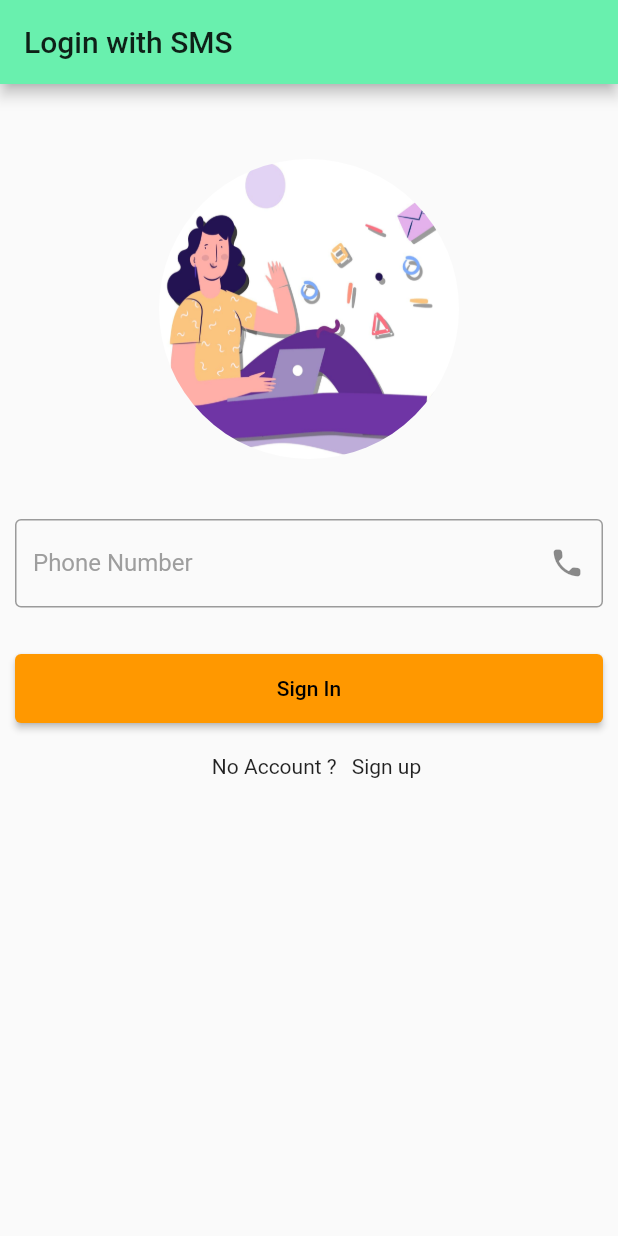
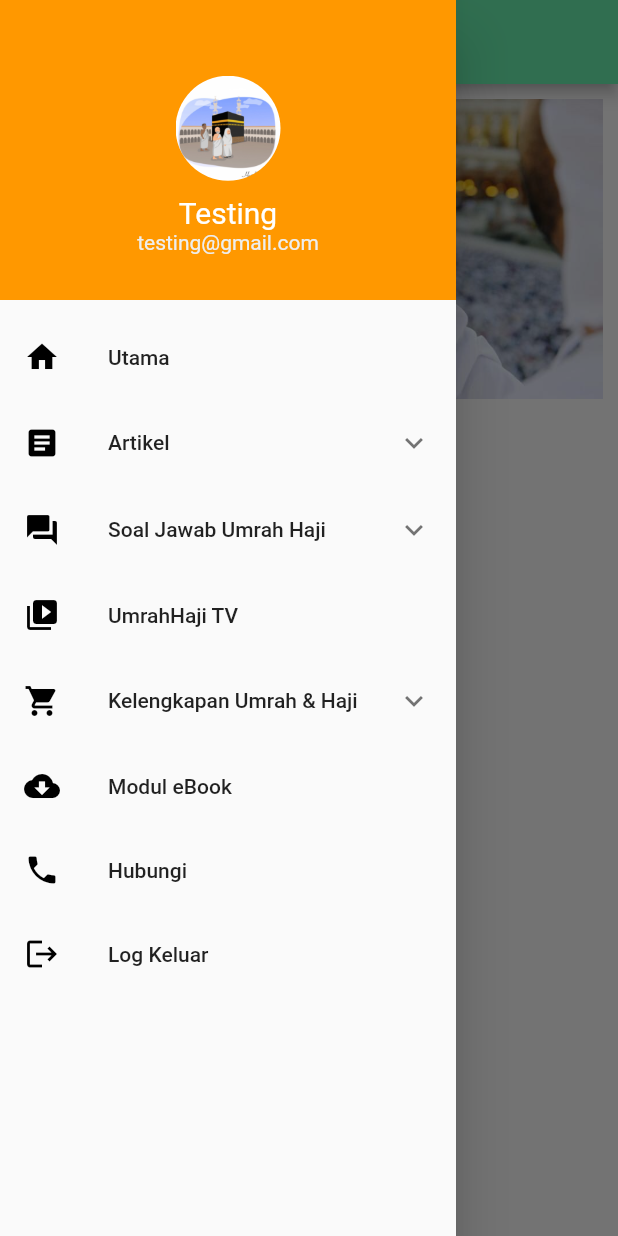
Before and after one commit to nurulalieyah98/umrahhaji, a Flutter app: the screen it shows after launch, with the side drawer open (before the commit the screen has no drawer), on a phone screen of 412 x 824 dp. Run offline on Flutter 3.47's test engine with Material 2 defaults, Android fonts, the light colour scheme and no system bars; drawn by our look-alikes of carousel_pro; our stand-ins replace cloud_firestore, firebase_auth, firebase_core, font_awesome_flutter, google_sign_in; accounts and stored records are empty.

Commit message:
homepage and navigation

```diff
--- a/lib/main.dart
+++ b/lib/main.dart
@@ -1,8 +1,71 @@
-import 'package:firebase_auth/firebase_auth.dart';
+// import 'package:firebase_auth/firebase_auth.dart';
+// import 'package:firebase_core/firebase_core.dart';
+// import 'package:flutter/material.dart';
+// import 'package:umrahhaji/otp/screen/login_screen.dart';
+// import 'package:umrahhaji/otp/screen/user_profile.dart';
+
+// void main() async {
+//   WidgetsFlutterBinding.ensureInitialized();
+//   await Firebase.initializeApp();
+//   runApp(MyApp());
+// }
+
+// class MyApp extends StatelessWidget {
+//   // This widget is the root of your application.
+//   @override
+//   Widget build(BuildContext context) {
+//     return MaterialApp(
+//         title: 'Umrah Haji',
+//         theme: ThemeData(
+//           primaryColor: Colors.greenAccent,
+//           primarySwatch: Colors.orange,
+//           inputDecorationTheme:
+//               InputDecorationTheme(labelStyle: TextStyle(color: Colors.grey)),
+//           backgroundColor: Colors.white,
+//           visualDensity: VisualDensity.adaptivePlatformDensity,
+//         ),
+//         debugShowCheckedModeBanner: false,
+//         home: InitializerWidget());
+//   }
+// }
+
+// class InitializerWidget extends StatefulWidget {
+//   @override
+//   _InitializerWidgetState createState() => _InitializerWidgetState();
+// }
+
+// class _InitializerWidgetState extends State<InitializerWidget> {
+//   FirebaseAuth _auth;
+
+//   User _user;
+
+//   bool isLoading = true;
+
+//   @override
+//   void initState() {
+//     super.initState();
+//     _auth = FirebaseAuth.instance;
+//     _user = _auth.currentUser;
+//     isLoading = false;
+//   }
+
+//   @override
+//   Widget build(BuildContext context) {
+//     return isLoading
+//         ? Scaffold(
+//             body: Center(
+//               child: CircularProgressIndicator(),
+//             ),
+//           )
+//         : _user == null
+//             ? LoginScreen()
+//             : UserProfile();
+//   }
+// }
+
 import 'package:firebase_core/firebase_core.dart';
 import 'package:flutter/material.dart';
-import 'package:umrahhaji/otp/screen/login_screen.dart';
-import 'package:umrahhaji/otp/screen/user_profile.dart';
+import 'package:umrahhaji/pages/home/home_page.dart';
 
 void main() async {
   WidgetsFlutterBinding.ensureInitialized();
@@ -25,63 +88,6 @@ class MyApp extends StatelessWidget {
           visualDensity: VisualDensity.adaptivePlatformDensity,
         ),
         debugShowCheckedModeBanner: false,
-        home: InitializerWidget());
+        home: HomePage());
   }
 }
-
-class InitializerWidget extends StatefulWidget {
-  @override
-  _InitializerWidgetState createState() => _InitializerWidgetState();
-}
-
-class _InitializerWidgetState extends State<InitializerWidget> {
-  FirebaseAuth _auth;
-
-  User _user;
-
-  bool isLoading = true;
-
-  @override
-  void initState() {
-    super.initState();
-    _auth = FirebaseAuth.instance;
-    _user = _auth.currentUser;
-    isLoading = false;
-  }
-
-  @override
-  Widget build(BuildContext context) {
-    return isLoading
-        ? Scaffold(
-            body: Center(
-              child: CircularProgressIndicator(),
-            ),
-          )
-        : _user == null
-            ? LoginScreen()
-            : UserProfile();
-  }
-}
-
-// import 'package:flutter/material.dart';
-// import 'package:umrahhaji/google/page/home_page.dart';
-// import 'package:firebase_core/firebase_core.dart';
-
-// Future main() async {
-//   WidgetsFlutterBinding.ensureInitialized();
-//   await Firebase.initializeApp();
-
-//   runApp(MyApp());
-// }
-
-// class MyApp extends StatelessWidget {
-//   static final String title = 'Google SignIn';
-
-//   @override
-//   Widget build(BuildContext context) => MaterialApp(
-//         debugShowCheckedModeBanner: false,
-//         title: title,
-//         theme: ThemeData(primarySwatch: Colors.deepOrange),
-//         home: HomePage(),
-//       );
-// }
--- a/lib/otp/screen/user_profile.dart
+++ b/lib/otp/screen/user_profile.dart
@@ -74,6 +74,9 @@ class _UserProfileState extends State<UserProfile> {
                     //     ' uid:' +
                     //     (_auth.currentUser.uid != null ? _auth.currentUser.uid : '') +
                     //     ')'),
+                    SizedBox(
+                      height: 10.0,
+                    ),
                     ElevatedButton(
                         onPressed: () => {
                               //sign out
--- /dev/null
+++ b/lib/pages/favourite_page.dart
@@ -0,0 +1,12 @@
+import 'package:flutter/material.dart';
+
+//testing
+class FavouritesPage extends StatelessWidget {
+  @override
+  Widget build(BuildContext context) => Scaffold(
+        appBar: AppBar(
+          title: Text('Favourites'),
+          centerTitle: true,
+        ),
+      );
+}
--- /dev/null
+++ b/lib/pages/home/home_page.dart
@@ -0,0 +1,110 @@
+// import 'package:carousel_pro/carousel_pro.dart';
+// import 'package:flutter/material.dart';
+// import 'package:umrahhaji/widget/navigation_drawer_widget.dart';
+
+// class HomePage extends StatefulWidget {
+//   @override
+//   _HomePageState createState() => _HomePageState();
+// }
+
+// class _HomePageState extends State<HomePage> {
+//   Widget build(BuildContext context) {
+//     return Scaffold(
+//       appBar: AppBar(
+//         title: Text("Umrah Haji"),
+//       ),
+//       //Now we are going to open a new file
+//       // where we will create the layout of the Drawer
+//       drawer: Drawer(
+//         child: NavigationDrawer(),
+//       ),
+//       body: ListView(
+//         children: [
+//           SizedBox(
+//             height: 200.0,
+//             width: double.infinity,
+//             child: Carousel(
+//               autoplay: true,
+//               animationCurve: Curves.ease,
+//               dotSize: 4.0,
+//               dotSpacing: 15.0,
+//               dotColor: Colors.greenAccent,
+//               indicatorBgPadding: 5.0,
+//               dotBgColor: Colors.transparent,
+//               dotVerticalPadding: 5.0,
+//               animationDuration: Duration(milliseconds: 5000),
+//               images: [
+//                 Image.asset('assets/images/1.jpg', fit: BoxFit.cover),
+//                 Image.asset('assets/images/2.jpg', fit: BoxFit.cover),
+//                 Image.asset('assets/images/3.jpg', fit: BoxFit.cover),
+//                 Image.asset('assets/images/4.jpg', fit: BoxFit.cover),
+//                 Image.asset('assets/images/5.jpg', fit: BoxFit.cover),
+//                 Image.asset('assets/images/6.jpg', fit: BoxFit.cover),
+//                 Image.asset('assets/images/7.jpg', fit: BoxFit.cover),
+//                 Image.asset('assets/images/8.jpg', fit: BoxFit.cover),
+//               ],
+//             ),
+//           )
+//         ],
+//       ),
+//     );
+//   }
+// }
+
+import 'package:carousel_pro/carousel_pro.dart';
+import 'package:flutter/material.dart';
+import 'package:umrahhaji/widget/navigation_drawer_widget.dart';
+
+class HomePage extends StatefulWidget {
+  @override
+  _HomePageState createState() => _HomePageState();
+}
+
+class _HomePageState extends State<HomePage> {
+  Widget build(BuildContext context) {
+    return Scaffold(
+      appBar: AppBar(
+        title: Text("Umrah Haji"),
+      ),
+      //Now we are going to open a new file
+      // where we will create the layout of the Drawer
+      drawer: Drawer(
+        child: NavigationDrawer(),
+      ),
+      body: Container(
+          decoration: BoxDecoration(
+              borderRadius: BorderRadius.only(
+                  topLeft: Radius.circular(15.0),
+                  topRight: Radius.circular(15.0))),
+          child: Padding(
+            //kalau taknak dia fit dekat phone, kena letak padding
+            padding: const EdgeInsets.all(10.0),
+            child: SizedBox(
+              height: 200.0,
+              width: double.infinity,
+              child: Carousel(
+                autoplay: true,
+                autoplayDuration: Duration(milliseconds: 5000),
+                dotSize: 4.0,
+                dotSpacing: 15.0,
+                dotColor: Colors.greenAccent,
+                indicatorBgPadding: 5.0,
+                dotBgColor: Colors.transparent,
+                dotVerticalPadding: 5.0,
+                animationDuration: Duration(milliseconds: 1000),
+                images: [
+                  Image.asset('assets/images/1.jpg', fit: BoxFit.cover),
+                  Image.asset('assets/images/5.jpg', fit: BoxFit.cover),
+                  Image.asset('assets/images/2.jpg', fit: BoxFit.cover),
+                  Image.asset('assets/images/3.jpg', fit: BoxFit.cover),
+                  Image.asset('assets/images/4.jpg', fit: BoxFit.cover),
+                  Image.asset('assets/images/6.jpg', fit: BoxFit.cover),
+                  Image.asset('assets/images/7.jpg', fit: BoxFit.cover),
+                  Image.asset('assets/images/8.jpg', fit: BoxFit.cover),
+                ],
+              ),
+            ),
+          )),
+    );
+  }
+}
--- /dev/null
+++ b/lib/widget/drawer_header.dart
@@ -0,0 +1,44 @@
+import 'package:flutter/material.dart';
+
+class HeaderDrawer extends StatefulWidget {
+  @override
+  _HeaderDrawerState createState() => _HeaderDrawerState();
+}
+
+class _HeaderDrawerState extends State<HeaderDrawer> {
+  @override
+  Widget build(BuildContext context) {
+    return Container(
+      color: Colors.orange,
+      width: double.infinity,
+      height: 200,
+      padding: EdgeInsets.only(top: 20.0),
+      child: Column(
+        mainAxisAlignment: MainAxisAlignment.center,
+        children: [
+          Container(
+            margin: EdgeInsets.only(bottom: 10),
+            height: 70,
+            decoration: BoxDecoration(
+              shape: BoxShape.circle,
+              image: DecorationImage(
+                image: AssetImage('assets/images/umrahhaji.jpg'),
+              ),
+            ),
+          ),
+          Text(
+            "Testing",
+            style: TextStyle(color: Colors.white, fontSize: 20),
+          ),
+          Text(
+            "testing@gmail.com",
+            style: TextStyle(
+              color: Colors.grey[200],
+              fontSize: 14,
+            ),
+          ),
+        ],
+      ),
+    );
+  }
+}
--- /dev/null
+++ b/lib/widget/navigation_drawer_widget.dart
@@ -0,0 +1,194 @@
+import 'package:flutter/material.dart';
+import 'package:umrahhaji/pages/home/home_page.dart';
+import 'package:umrahhaji/pages/favourite_page.dart';
+import 'package:umrahhaji/widget/drawer_header.dart';
+
+class NavigationDrawer extends StatelessWidget {
+  const NavigationDrawer({Key key}) : super(key: key);
+
+  @override
+  Widget build(BuildContext context) {
+    return SingleChildScrollView(
+      child: Column(children: [
+        HeaderDrawer(),
+        SizedBox(
+          height: 10.0,
+        ),
+        ListTile(
+          onTap: () {
+            Navigator.push(
+              context,
+              MaterialPageRoute(builder: (context) => HomePage()),
+            );
+          },
+          leading: Icon(
+            Icons.home,
+            color: Colors.black,
+          ),
+          title: Text("Utama"),
+        ),
+        ExpansionTile(
+          // onTap: () {},
+          leading: Icon(
+            Icons.article,
+            color: Colors.black,
+          ),
+          title: Text("Artikel"),
+          children: <Widget>[
+            // Text("children 1"),
+            // Text("children 2"),
+            ListTile(
+              leading: Icon(Icons.article, color: Colors.transparent),
+              onTap: () {},
+              title: Text("Berita Haramain"),
+            ),
+            ListTile(
+              leading: Icon(
+                Icons.article,
+                color: Colors.transparent,
+              ),
+              onTap: () {},
+              title: Text("Info Haramain"),
+            ),
+            ListTile(
+              leading: Icon(
+                Icons.article,
+                color: Colors.transparent,
+              ),
+              onTap: () {},
+              title: Text("Sirah & Sejarah Mekah Madinah"),
+            ),
+            ListTile(
+              leading: Icon(
+                Icons.article,
+                color: Colors.transparent,
+              ),
+              onTap: () {},
+              title: Text("Tips & Trick Umrah Haji"),
+            ),
+            ListTile(
+              leading: Icon(
+                Icons.article,
+                color: Colors.transparent,
+              ),
+              onTap: () {},
+              title: Text("Travelog"),
+            ),
+          ],
+        ),
+        ExpansionTile(
+          // onTap: () {},
+          leading: Icon(
+            Icons.question_answer,
+            color: Colors.black,
+          ),
+          title: Text("Soal Jawab Umrah Haji"),
+          children: <Widget>[
+            // Text("children 1"),
+            // Text("children 2"),
+            ListTile(
+              leading: Icon(
+                Icons.question_answer,
+                color: Colors.transparent,
+              ),
+              onTap: () {},
+              title: Text("Q&A Fiqh Umrah"),
+            ),
+            ListTile(
+              leading: Icon(
+                Icons.question_answer,
+                color: Colors.transparent,
+              ),
+              onTap: () {},
+              title: Text("Q&A Fiqh Haji"),
+            ),
+            ListTile(
+              leading: Icon(
+                Icons.question_answer,
+                color: Colors.transparent,
+              ),
+              onTap: () {},
+              title: Text("Q&A Fiqh Qurban"),
+            ),
+            ListTile(
+              leading: Icon(
+                Icons.question_answer,
+                color: Colors.transparent,
+              ),
+              onTap: () {},
+              title: Text("Q&A Fiqh Ramadhan"),
+            ),
+          ],
+        ),
+        ListTile(
+          onTap: () {},
+          leading: Icon(
+            Icons.video_collection,
+            color: Colors.black,
+          ),
+          title: Text("UmrahHaji TV"),
+        ),
+        ExpansionTile(
+            // onTap: () {},
+            leading: Icon(
+              Icons.shopping_cart,
+              color: Colors.black,
+            ),
+            title: Text("Kelengkapan Umrah & Haji"),
+            children: <Widget>[
+              ListTile(
+                leading: Icon(
+                  Icons.shopping_cart,
+                  color: Colors.transparent,
+                ),
+                onTap: () {},
+                title: Text("Senarai Produk"),
+              ),
+              ListTile(
+                leading: Icon(
+                  Icons.shopping_cart,
+                  color: Colors.transparent,
+                ),
+                onTap: () {
+                  // Navigator.push(
+                  //   context,
+                  //   MaterialPageRoute(builder: (context) => FavouritesPage()),
+                  // );
+                },
+                title: Text("Troli"),
+              ),
+            ]),
+        ListTile(
+          onTap: () {},
+          leading: Icon(
+            Icons.cloud_download,
+            color: Colors.black,
+          ),
+          title: Text("Modul eBook"),
+        ),
+        ListTile(
+          onTap: () {},
+          leading: Icon(
+            Icons.phone,
+            color: Colors.black,
+          ),
+          title: Text("Hubungi"),
+        ),
+        ListTile(
+          onTap: () {
+            //testing je
+            Navigator.push(
+              context,
+              MaterialPageRoute(builder: (context) => FavouritesPage()),
+            );
+          },
+          leading: Icon(
+            Icons.logout,
+            color: Colors.black,
+          ),
+          title: Text("Log Keluar"),
+        ),
+      ]),
+    );
+  }
+}
--- a/pubspec.yaml
+++ b/pubspec.yaml
@@ -28,16 +28,13 @@ dependencies:
   # The following adds the Cupertino Icons font to your application.
   # Use with the CupertinoIcons class for iOS style icons.
   cupertino_icons: ^1.0.2
-  # firebase_analytics: ^8.0.1
   firebase_core: ^1.0.4
   firebase_auth: ^1.1.1
   cloud_firestore: ^1.0.6
-  # firebase_core: "^0.7.0"
-  # firebase_auth: "^0.20.0+1"
   firebase_analytics: "^7.0.1"
-  # cloud_firestore: "^0.16.0"
   flutter_bloc: ^7.0.0
   flutter_spinkit: ^5.0.0
+  carousel_pro: ^1.0.0
 
   #image and icons
   flutter_svg: ^0.22.0
```
Also changed, not shown: assets/images/1.jpg (added), assets/images/2.jpg (added), assets/images/3.jpg (added), assets/images/4.jpg (added), assets/images/5.jpg (added), assets/images/6.jpg (added), assets/images/7.jpg (added), assets/images/8.jpg (added), pubspec.lock, 2 other files.
